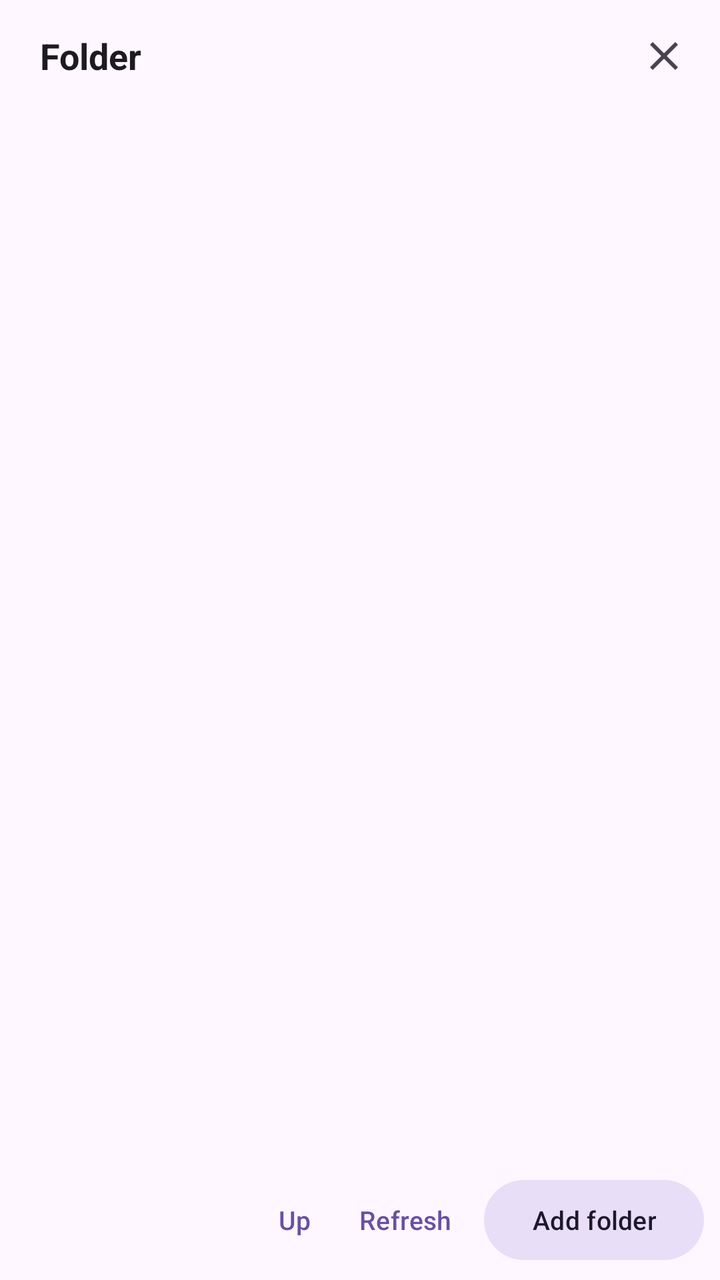
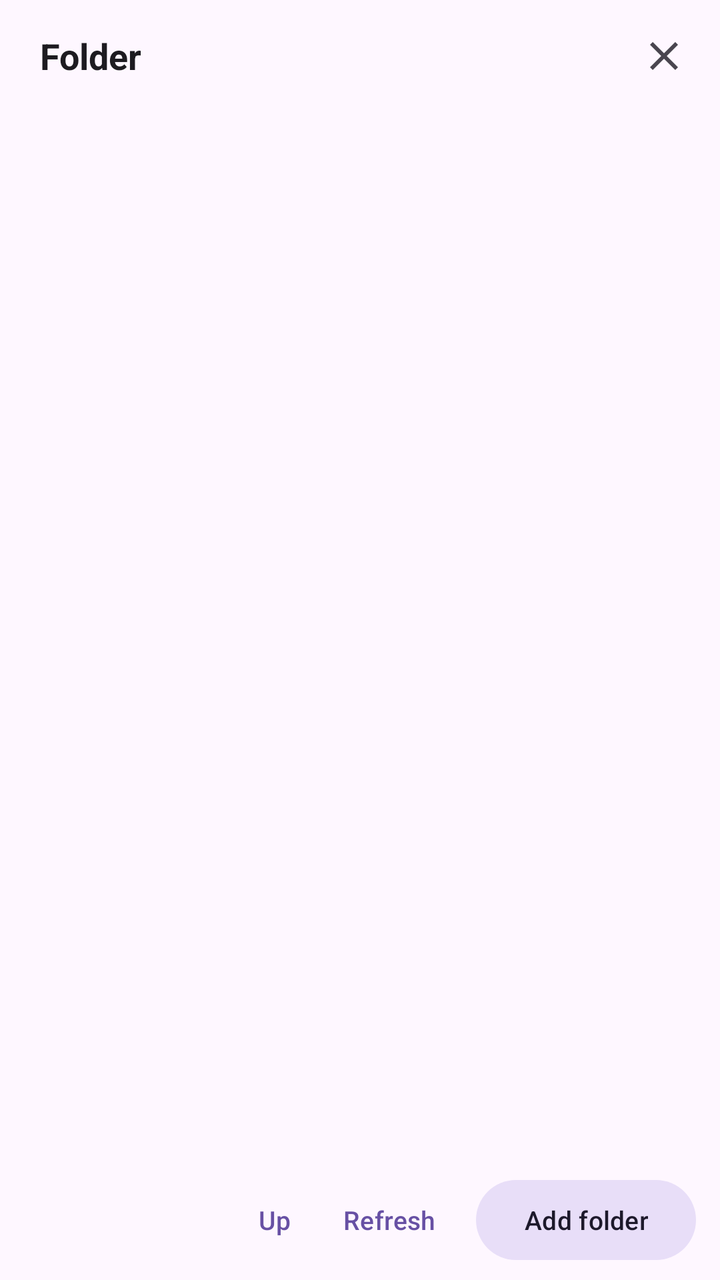

An Android layout rendered at two revisions. The XML below is the earlier revision; the diff shows what the commit changed to produce the second picture.
<!-- AndroidManifest.xml: application theme Theme.PlainPad -->
<!-- res/layout/activity_folder_browser.xml -->
<?xml version="1.0" encoding="utf-8"?>
<LinearLayout xmlns:android="http://schemas.android.com/apk/res/android"
    xmlns:app="http://schemas.android.com/apk/res-auto"
    android:layout_width="match_parent"
    android:layout_height="match_parent"
    android:orientation="vertical"
    android:background="?attr/colorSurface">

    <LinearLayout
        android:layout_width="match_parent"
        android:layout_height="56dp"
        android:orientation="horizontal"
        android:gravity="center_vertical"
        android:paddingStart="20dp"
        android:paddingEnd="8dp">

        <TextView
            android:id="@+id/tvFolderTitle"
            android:layout_width="0dp"
            android:layout_height="wrap_content"
            android:layout_weight="1"
            android:text="@string/folder_title"
            android:textColor="?attr/colorOnSurface"
            android:textSize="18sp"
            android:textStyle="bold" />

        <ImageButton
            android:id="@+id/btnFolderClose"
            android:layout_width="40dp"
            android:layout_height="40dp"
            android:padding="10dp"
            android:src="@drawable/ic_close"
            android:background="?attr/selectableItemBackgroundBorderless"
            android:contentDescription="@string/close"
            app:tint="?android:attr/textColorSecondary" />
    </LinearLayout>

    <TextView
        android:id="@+id/tvFolderPath"
        android:layout_width="match_parent"
        android:layout_height="wrap_content"
        android:paddingHorizontal="20dp"
        android:paddingBottom="8dp"
        android:ellipsize="middle"
        android:maxLines="2"
        android:textColor="?android:attr/textColorSecondary"
        android:textSize="12sp" />

    <FrameLayout
        android:layout_width="match_parent"
        android:layout_height="0dp"
        android:layout_weight="1">

        <ListView
            android:id="@+id/listFolder"
            android:layout_width="match_parent"
            android:layout_height="match_parent"
            android:divider="@null"
            android:dividerHeight="0dp"
            android:paddingHorizontal="8dp"
            android:clipToPadding="false" />

        <LinearLayout
            android:id="@+id/folderEmptyBox"
            android:layout_width="match_parent"
            android:layout_height="wrap_content"
            android:layout_gravity="center"
            android:orientation="vertical"
            android:paddingHorizontal="36dp"
            android:gravity="center"
            android:visibility="gone">

            <TextView
                android:id="@+id/tvFolderEmpty"
                android:layout_width="match_parent"
                android:layout_height="wrap_content"
                android:gravity="center"
                android:textColor="?android:attr/textColorSecondary"
                android:textSize="14sp"
                android:lineSpacingExtra="4dp" />
        </LinearLayout>
    </FrameLayout>

    <LinearLayout
        android:layout_width="match_parent"
        android:layout_height="wrap_content"
        android:orientation="horizontal"
        android:gravity="end|center_vertical"
        android:paddingHorizontal="8dp"
        android:paddingVertical="6dp">

        <com.google.android.material.button.MaterialButton
            android:id="@+id/btnFolderUp"
            style="@style/Widget.Material3.Button.TextButton"
            android:layout_width="wrap_content"
            android:layout_height="wrap_content"
            android:minWidth="0dp"
            android:text="@string/folder_up"
            android:textSize="13sp" />

        <com.google.android.material.button.MaterialButton
            android:id="@+id/btnFolderRefresh"
            style="@style/Widget.Material3.Button.TextButton"
            android:layout_width="wrap_content"
            android:layout_height="wrap_content"
            android:minWidth="0dp"
            android:text="@string/folder_refresh"
            android:textSize="13sp" />

        <com.google.android.material.button.MaterialButton
            android:id="@+id/btnPickFolder"
            style="@style/Widget.Material3.Button.TonalButton"
            android:layout_width="wrap_content"
            android:layout_height="wrap_content"
            android:layout_marginStart="4dp"
            android:minWidth="0dp"
            android:text="@string/folder_add"
            android:textSize="13sp" />
    </LinearLayout>
</LinearLayout>
<!-- resources referenced by this layout -->
<resources>
  <!-- drawable ic_close (drawable) -->
  <vector xmlns:android="http://schemas.android.com/apk/res/android"
      android:width="24dp" android:height="24dp"
      android:viewportWidth="24" android:viewportHeight="24">
      <path android:fillColor="?attr/colorOnSurface"
          android:pathData="M19,6.41L17.59,5 12,10.59 6.41,5 5,6.41 10.59,12 5,17.59 6.41,19 12,13.41 17.59,19 19,17.59 13.41,12z"/>
  </vector>
  <string name="close">Close</string>
  <string name="folder_add">Add folder</string>
  <string name="folder_refresh">Refresh</string>
  <string name="folder_title">Folder</string>
  <string name="folder_up">Up</string>
  <style name="Theme.PlainPad" parent="Theme.Material3.DayNight.NoActionBar">
  
          
          <item name="editTextStyle">@style/Widget.PlainPad.EditText</item>
  
          
          <item name="materialAlertDialogTheme">@style/ThemeOverlay.PlainPad.MaterialAlertDialog</item>
  
      </style>
  <style name="Widget.PlainPad.EditText" parent="Widget.AppCompat.EditText">
          <item name="android:textAppearance">@style/TextAppearance.PlainPad.EditText</item>
          <item name="android:textSelectHandle">@drawable/ic_select_handle</item>
          <item name="android:textSelectHandleLeft">@drawable/ic_select_handle</item>
          <item name="android:textSelectHandleRight">@drawable/ic_select_handle</item>
          <item name="android:textCursorDrawable">@drawable/ic_cursor</item>
      </style>
  <style name="ThemeOverlay.PlainPad.MaterialAlertDialog" parent="ThemeOverlay.Material3.MaterialAlertDialog">
          <item name="shapeAppearanceOverlay">@style/ShapeAppearance.PlainPad.Dialog</item>
      </style>
  <style name="TextAppearance.PlainPad.EditText" parent="TextAppearance.AppCompat.Medium">
          <item name="android:textSelectHandle">@drawable/ic_select_handle</item>
          <item name="android:textSelectHandleLeft">@drawable/ic_select_handle</item>
          <item name="android:textSelectHandleRight">@drawable/ic_select_handle</item>
      </style>
  <!-- drawable ic_select_handle (drawable) -->
  <?xml version="1.0" encoding="utf-8"?>
  <vector xmlns:android="http://schemas.android.com/apk/res/android"
      android:width="16dp"
      android:height="22dp"
      android:viewportWidth="16"
      android:viewportHeight="22">
      <path
          android:fillColor="#FFFFFF"
          android:pathData="M8,0 C8,0 16,10 16,15 C16,19 12.4,22 8,22 C3.6,22 0,19 0,15 C0,10 8,0 8,0 Z" />
  </vector>
  <!-- drawable ic_cursor (drawable) -->
  <?xml version="1.0" encoding="utf-8"?>
  <shape xmlns:android="http://schemas.android.com/apk/res/android"
      android:shape="rectangle">
      <size android:width="2dp" />
      <solid android:color="?attr/colorControlActivated" />
  </shape>
  <style name="ShapeAppearance.PlainPad.Dialog" parent="">
          <item name="cornerFamily">rounded</item>
          <item name="cornerSize">24dp</item>
      </style>
</resources>

<!-- the commit's change to res/layout/activity_folder_browser.xml (unified diff, before → after) -->
@@ -86,7 +86,7 @@
         android:layout_height="wrap_content"
         android:orientation="horizontal"
         android:gravity="end|center_vertical"
-        android:paddingHorizontal="8dp"
+        android:paddingHorizontal="12dp"
         android:paddingVertical="6dp">
 
         <com.google.android.material.button.MaterialButton
@@ -103,6 +103,7 @@
             style="@style/Widget.Material3.Button.TextButton"
             android:layout_width="wrap_content"
             android:layout_height="wrap_content"
+            android:layout_marginStart="2dp"
             android:minWidth="0dp"
             android:text="@string/folder_refresh"
             android:textSize="13sp" />
@@ -112,7 +113,7 @@
             style="@style/Widget.Material3.Button.TonalButton"
             android:layout_width="wrap_content"
             android:layout_height="wrap_content"
-            android:layout_marginStart="4dp"
+            android:layout_marginStart="8dp"
             android:minWidth="0dp"
             android:text="@string/folder_add"
             android:textSize="13sp" />
